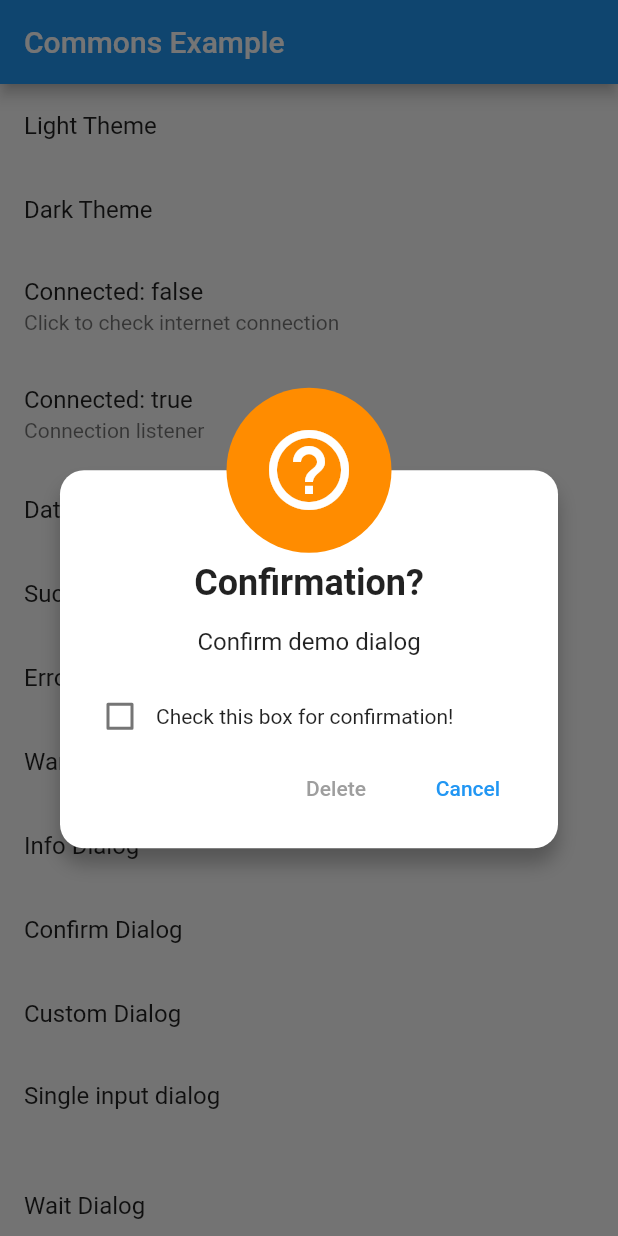
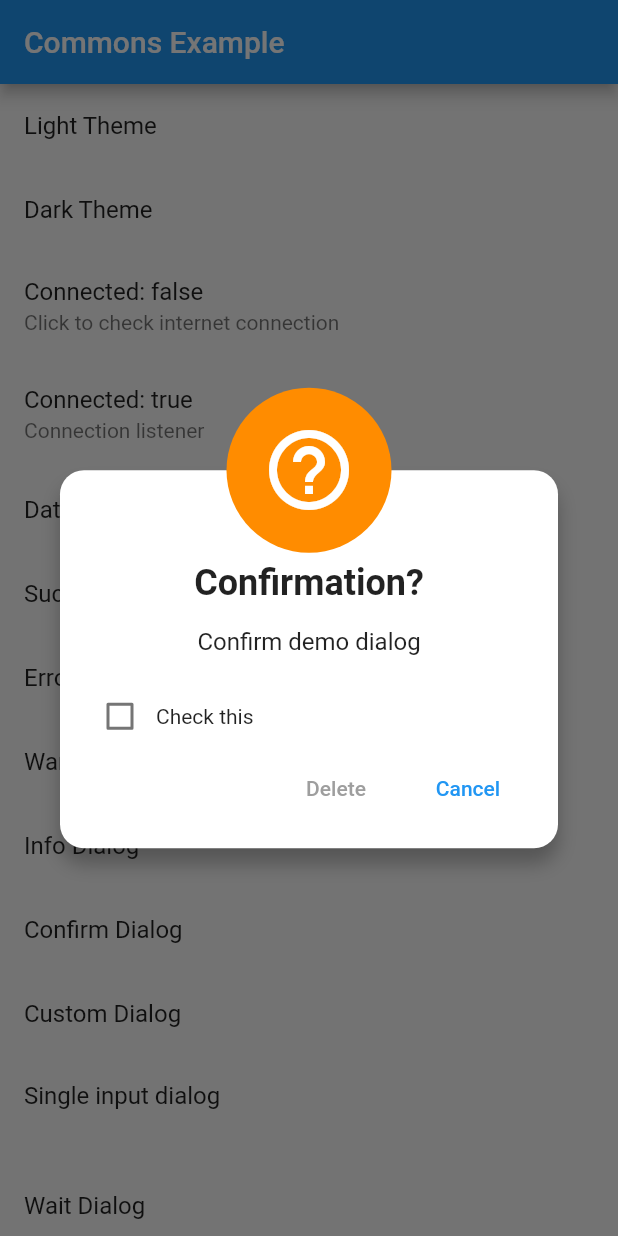
Before and after one commit to Arbaz-Softagics/commons, a Flutter app: the screen it shows after launch, after a tap on "Confirm Dialog", on a phone screen of 412 x 824 dp. Run offline on Flutter 3.47's test engine with Material 2 defaults, Android fonts, the phone set to English and light mode, and no system bars; drawn by our look-alikes of oktoast; our stand-ins replace data_connection_checker, date_format, device_info, package_info, progress_indicators, share and 2 more; missing offline and left inert: get_version.

Commit message:
version 0.7.6

```diff
--- a/example/lib/main.dart
+++ b/example/lib/main.dart
@@ -202,7 +202,7 @@ class _MyHomePageState extends State<MyHomePage> {
             ListTile(
               onTap: () {
                 confirmationDialog(context, "Confirm demo dialog",
-                    positiveText: "Delete", positiveAction: () {});
+                    positiveText: "Delete", positiveAction: () {}, confirmationText: "Check this");
               },
               title: Text("Confirm Dialog"),
             ),
--- a/lib/src/dialogs/alert_dialogs.dart
+++ b/lib/src/dialogs/alert_dialogs.dart
@@ -20,7 +20,7 @@ class __AlertDialog extends StatefulWidget {
   static const INFO = Color(0xff3c3f41);
 
   final Color color;
-  final String title, message, positiveText, negativeText, neutralText;
+  final String title, message, positiveText, negativeText, neutralText, confirmationText;
   final Function positiveAction, negativeAction, neutralAction;
   final bool showNeutralButton;
   final AlertDialogIcon alertDialogIcon;
@@ -43,6 +43,7 @@ class __AlertDialog extends StatefulWidget {
     this.customIcon,
     this.confirm,
     this.textAlign,
+    this.confirmationText,
   });
 
   @override
@@ -250,7 +251,7 @@ class __AlertDialogState extends State<__AlertDialog> {
                         });
                       },
                     ),
-                    Text("Check this box for confirmation!"),
+                    Text(widget.confirmationText ?? "Check this box for confirmation!"),
                   ],
                 ),
               Align(
@@ -314,6 +315,7 @@ dialog(
   confirm = false,
   textAlign: TextAlign.center,
   Widget customIcon,
+  String confirmationText,
 }) {
   return showDialog(
     barrierDismissible: closeOnBackPress,
@@ -335,6 +337,7 @@ dialog(
         confirm: confirm,
         textAlign: textAlign,
         customIcon: customIcon,
+        confirmationText: confirmationText,
       ),
     ),
   );
@@ -492,6 +495,7 @@ confirmationDialog(
   icon = AlertDialogIcon.HELP_ICON,
   confirm: true,
   textAlign: TextAlign.center,
+  confirmationText: "Check this box for confirmation!",
 }) {
   return dialog(
     context,
@@ -509,6 +513,7 @@ confirmationDialog(
     icon: icon,
     confirm: confirm,
     textAlign: textAlign,
+    confirmationText: confirmationText,
   );
 }
 
--- a/lib/src/dialogs/selection_dialogs.dart
+++ b/lib/src/dialogs/selection_dialogs.dart
@@ -48,7 +48,7 @@ class ___SelectionDialogState extends State<__SelectionDialog> {
                 _selectedItems.remove(data);
               }
             },
-            title: highlightTitleTextWidget(
+            title: highlightSubTitleTextWidget(
                 context, "${data.title}", _searchQuery),
           )
         : ListTile(
@@ -56,7 +56,7 @@ class ___SelectionDialogState extends State<__SelectionDialog> {
               pop(context);
               widget.onSubmit(data);
             },
-            title: highlightTitleTextWidget(
+            title: highlightSubTitleTextWidget(
                 context, "${data.title}", _searchQuery),
           );
   }
--- a/pubspec.yaml
+++ b/pubspec.yaml
@@ -1,6 +1,6 @@
 name: commons
 description: Commons Flutter package includes alert dialogs, extension functions and much more... Written by 'Ch Arbaz Mateen'
-version: 0.7.5
+version: 0.7.6
 homepage: https://www.arbazmateen.com
 repository: https://github.com/Arbaz-Softagics/commons
 
```
Also changed, not shown: example/pubspec.lock, 2 other files.
